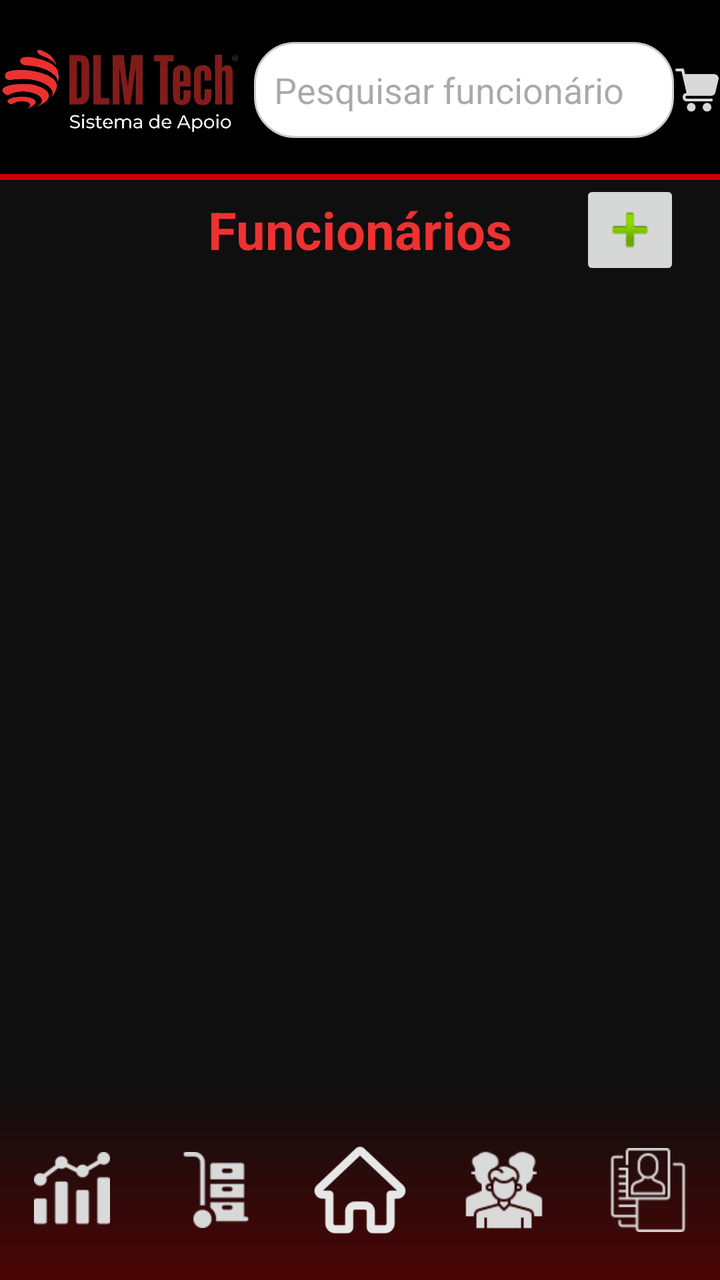
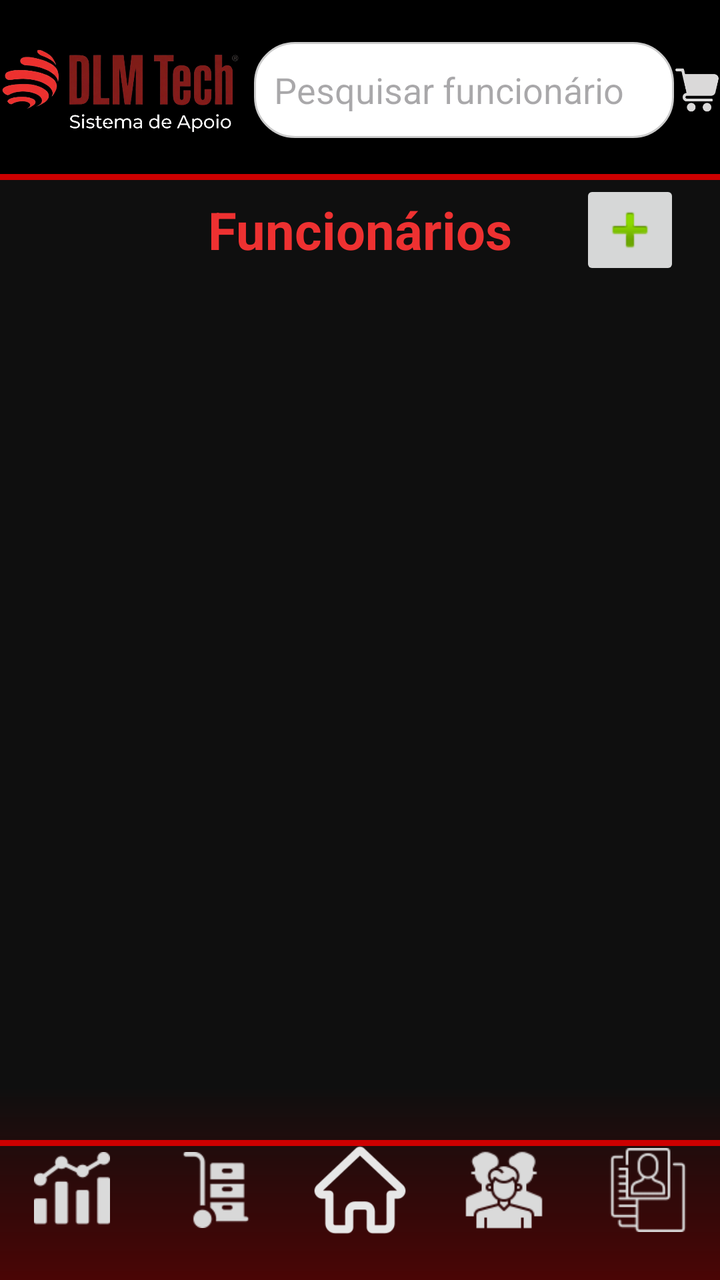

Screens rendered from an Android XML layout before and after an edit, with the pre-edit source and the edit as a unified diff.
<!-- AndroidManifest.xml: application theme Theme.DLMTech -->
<!-- res/layout/activity_visualizar_funcionarios.xml -->
<?xml version="1.0" encoding="utf-8"?>
<androidx.constraintlayout.widget.ConstraintLayout xmlns:android="http://schemas.android.com/apk/res/android"
    xmlns:app="http://schemas.android.com/apk/res-auto"
    xmlns:tools="http://schemas.android.com/tools"
    android:layout_width="match_parent"
    android:layout_height="match_parent"
    tools:context=".Activity_VisualizarFuncionarios"
    android:background="@drawable/degrade">

    
    <androidx.constraintlayout.widget.ConstraintLayout
        android:id="@+id/constraintLayout"
        android:layout_width="match_parent"
        android:layout_height="90dp"
        android:background="#000000"
        app:layout_constraintTop_toTopOf="parent">

        <ImageView
            android:id="@+id/ExibiProd_ImgBtnHome"
            style="@style/LogoStyle"
            android:contentDescription="@string/logo_description"
            app:layout_constraintBottom_toBottomOf="parent"
            app:layout_constraintEnd_toStartOf="@+id/ExibiProd_TxtPesquisa"
            app:layout_constraintStart_toStartOf="parent"
            app:layout_constraintTop_toTopOf="parent"
            app:srcCompat="@drawable/dlmtech2_removebg_preview" />

        <EditText
            android:id="@+id/ExibiProd_TxtPesquisa"
            style="@style/EditTextPesquisa"
            android:hint="@string/hint_search_employee"
            tools:ignore="Autofill"
            app:layout_constraintBottom_toBottomOf="parent"
            app:layout_constraintEnd_toStartOf="@+id/ExibiProd_ImgBtnCarinho"
            app:layout_constraintStart_toEndOf="@+id/ExibiProd_ImgBtnHome"
            app:layout_constraintTop_toTopOf="parent" />

        <ImageButton
            android:id="@+id/ExibiProd_ImgBtnCarinho"
            style="@style/BotaoIconeCarrinho"
            android:contentDescription="@string/desc_cart_items"
            app:layout_constraintBottom_toBottomOf="parent"
            app:layout_constraintEnd_toEndOf="parent"
            app:layout_constraintStart_toEndOf="@+id/ExibiProd_TxtPesquisa"
            app:layout_constraintTop_toTopOf="parent" />

        <View
            android:layout_width="match_parent"
            android:layout_height="3dp"
            android:background="#CC0000"
            app:layout_constraintBottom_toBottomOf="parent" />
    </androidx.constraintlayout.widget.ConstraintLayout>

    <TextView
        android:id="@+id/titulo_funcionarios"
        android:layout_width="wrap_content"
        android:layout_height="50dp"
        android:gravity="center"
        android:text="@string/title_visualize_employees"
        android:textColor="#EE3131"
        android:textSize="26sp"
        android:textStyle="bold"
        app:layout_constraintEnd_toEndOf="parent"
        app:layout_constraintStart_toStartOf="parent"
        app:layout_constraintTop_toBottomOf="@+id/constraintLayout" />

    <androidx.recyclerview.widget.RecyclerView
        android:id="@+id/rvListaFuncionarios"
        android:layout_width="0dp"
        android:layout_height="0dp"
        android:padding="10dp"
        app:layout_constraintBottom_toTopOf="@+id/constraintLayout3"
        app:layout_constraintEnd_toEndOf="parent"
        app:layout_constraintStart_toStartOf="parent"
        app:layout_constraintTop_toBottomOf="@+id/titulo_funcionarios" />

    
    <androidx.constraintlayout.widget.ConstraintLayout
        android:id="@+id/constraintLayout3"
        android:layout_width="match_parent"
        android:layout_height="90dp"
        app:layout_constraintBottom_toBottomOf="parent">

        <ImageButton
            android:id="@+id/btnNavFuncionarios"
            style="@style/ImgBtnNavegacaoFuncionarios"
            android:layout_width="0dp"
            android:rotationY="180"
            android:contentDescription="@string/desc_legend"
            app:layout_constraintBottom_toBottomOf="parent"
            app:layout_constraintEnd_toEndOf="parent"
            app:layout_constraintStart_toEndOf="@+id/btnNavClientes"
            app:layout_constraintTop_toTopOf="parent" />

        <ImageButton
            android:id="@+id/btnNavClientes"
            style="@style/ImgBtnNavegacaoClientes"
            android:layout_width="0dp"
            android:contentDescription="@string/desc_legend"
            app:layout_constraintBottom_toBottomOf="parent"
            app:layout_constraintEnd_toStartOf="@+id/btnNavFuncionarios"
            app:layout_constraintStart_toEndOf="@+id/btnNavHome"
            app:layout_constraintTop_toTopOf="parent" />

        <ImageButton
            android:id="@+id/btnNavHome"
            style="@style/ImgBtnNavegacaoHome"
            android:layout_width="0dp"
            android:contentDescription="@string/desc_legend"
            app:layout_constraintBottom_toBottomOf="parent"
            app:layout_constraintEnd_toStartOf="@+id/btnNavClientes"
            app:layout_constraintStart_toEndOf="@+id/btnNavEstoque"
            app:layout_constraintTop_toTopOf="parent" />

        <ImageButton
            android:id="@+id/btnNavEstoque"
            style="@style/ImgBtnNavegacaoEstoque"
            android:layout_width="0dp"
            android:contentDescription="@string/desc_shortcut_stock"
            app:layout_constraintBottom_toBottomOf="parent"
            app:layout_constraintEnd_toStartOf="@+id/btnNavHome"
            app:layout_constraintStart_toEndOf="@+id/btnNavAnalise"
            app:layout_constraintTop_toTopOf="parent" />

        <ImageButton
            android:id="@+id/btnNavAnalise"
            style="@style/ImgBtnNavegacaoAnalise"
            android:layout_width="0dp"
            android:contentDescription="@string/desc_shortcut_analysis"
            app:layout_constraintBottom_toBottomOf="parent"
            app:layout_constraintEnd_toStartOf="@+id/btnNavEstoque"
            app:layout_constraintStart_toStartOf="parent"
            app:layout_constraintTop_toTopOf="parent" />
    </androidx.constraintlayout.widget.ConstraintLayout>

    <ImageButton
        android:id="@+id/btnAdicionarFuncionario"
        android:layout_width="50dp"
        android:layout_height="50dp"
        android:layout_marginEnd="20dp"
        android:contentDescription="@string/btn_add"
        android:minHeight="48dp"
        android:minWidth="48dp"
        app:layout_constraintBottom_toTopOf="@+id/rvListaFuncionarios"
        app:layout_constraintEnd_toEndOf="parent"
        app:layout_constraintTop_toBottomOf="@+id/constraintLayout"
        app:srcCompat="@android:drawable/ic_input_add" />

</androidx.constraintlayout.widget.ConstraintLayout>
<!-- resources referenced by this layout -->
<resources>
  <!-- drawable degrade (drawable) -->
  <?xml version="1.0" encoding="utf-8"?>
  <shape xmlns:android="http://schemas.android.com/apk/res/android"
      android:shape="rectangle">
  
      <gradient
          android:angle="270"
          android:startColor="#0f0f0f"
          android:centerColor="#0f0f0f"
          android:centerY="0.85"
          android:endColor="#4A0505"
          android:type="linear" />
  
  </shape>
  <string name="btn_add">Adicionar</string>
  <string name="desc_cart_items">CARRINHO DE ITENS</string>
  <string name="desc_legend">LEGENDA</string>
  <string name="desc_shortcut_analysis">ATALHO ANALISE</string>
  <string name="desc_shortcut_stock">ATALHO ESTOQUE</string>
  <string name="hint_search_employee">Pesquisar funcionário</string>
  <string name="logo_description">Logo do aplicativo DLM Tech</string>
  <string name="title_visualize_employees">Funcionários</string>
  <style name="BotaoIconeCarrinho">
          <item name="android:layout_width">0dp</item>
          <item name="android:layout_height">0dp</item>
          <item name="android:minWidth">48dp</item>
          <item name="android:minHeight">48dp</item>
          <item name="android:gravity">center</item>
          <item name="android:scaleType">fitCenter</item>
          <item name="android:background" />
          <item name="android:padding">0dp</item>
          <item name="android:src">@drawable/carrinhocarrinho</item>
      </style>
  <style name="ImgBtnNavegacaoClientes">
          <item name="android:layout_width">0dp</item>
          <item name="android:layout_height">0dp</item>
          <item name="android:minWidth">48dp</item>
          <item name="android:minHeight">48dp</item>
          <item name="android:gravity">center</item>
          <item name="android:scaleType">fitCenter</item>
          <item name="android:layout_margin">10dp</item>
          <item name="android:background" />
          <item name="android:padding">5dp</item>
          <item name="android:src">@drawable/pessoas</item>
      </style>
  <style name="ImgBtnNavegacaoHome">
          <item name="android:layout_width">0dp</item>
          <item name="android:layout_height">0dp</item>
          <item name="android:minWidth">48dp</item>
          <item name="android:minHeight">48dp</item>
          <item name="android:gravity">center</item>
          <item name="android:scaleType">fitCenter</item>
          <item name="android:layout_margin">10dp</item>
          <item name="android:background" />
          <item name="android:padding">0dp</item>
          <item name="android:src">@drawable/botaodeinicio</item>
      </style>
  <style name="LogoStyle">
          <item name="android:layout_width">120dp</item>
          <item name="android:layout_height">match_parent</item>
          <item name="android:contentDescription">@string/logo_description</item>
          <item name="android:layout_marginLeft">0dp</item>
      </style>
  <style name="Theme.DLMTech" parent="Base.Theme.DLMTech" />
  <!-- drawable bordaredonda (drawable) -->
  <?xml version="1.0" encoding="utf-8"?>
  <shape xmlns:android="http://schemas.android.com/apk/res/android"
      android:shape="rectangle">
      
      <solid android:color="#FFFFFF" />
  
      
      <corners android:radius="20dp" />
  
      
      <stroke
          android:width="1dp"
          android:color="#CCCCCC" />
  </shape>
  <string name="hint_search">Pesquisa</string>
  <style name="Base.Theme.DLMTech" parent="Theme.Material3.DayNight.NoActionBar">
          
          
      </style>
  <!-- unchanged entries left out for length: 11 -->
</resources>

<!-- the commit's change to res/layout/activity_visualizar_funcionarios.xml (unified diff, before → after) -->
@@ -8,6 +8,18 @@
     android:background="@drawable/degrade">
 
     
+    <View
+        android:id="@+id/view9"
+        android:layout_width="match_parent"
+        android:layout_height="3dp"
+        android:background="#CC0000"
+        app:layout_constraintBottom_toBottomOf="@+id/constraintLayout3"
+        app:layout_constraintEnd_toEndOf="parent"
+        app:layout_constraintHorizontal_bias="0.0"
+        app:layout_constraintStart_toStartOf="parent"
+        app:layout_constraintTop_toTopOf="parent"
+        app:layout_constraintVertical_bias="0.895" />
+
     <androidx.constraintlayout.widget.ConstraintLayout
         android:id="@+id/constraintLayout"
         android:layout_width="match_parent"
